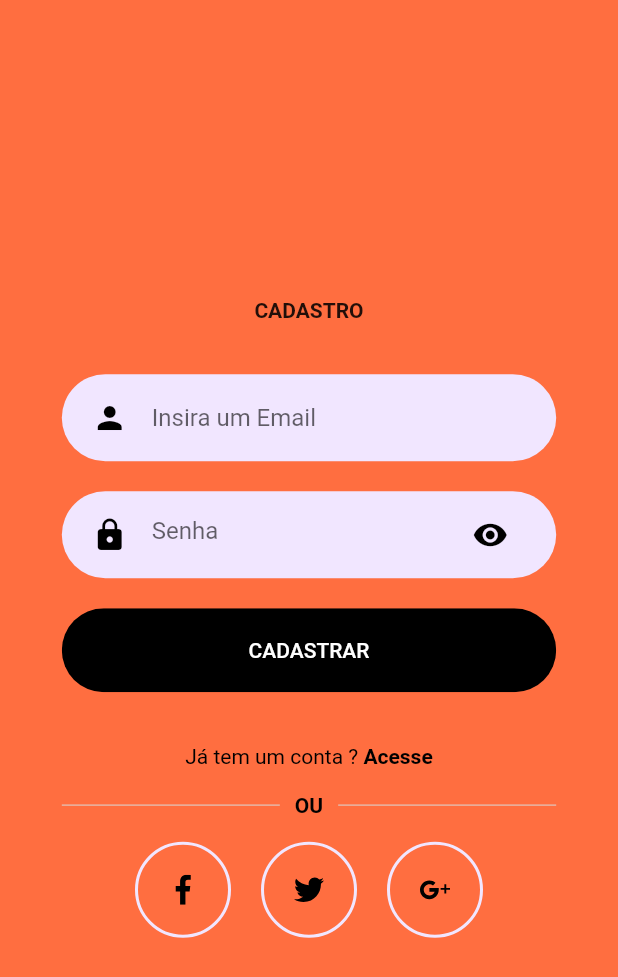
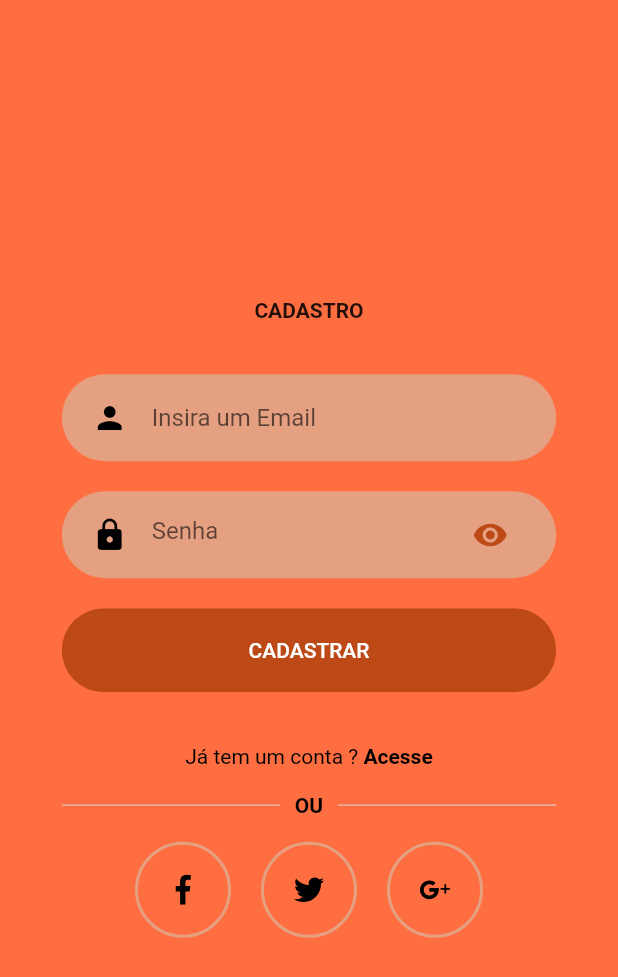
Before and after one commit to xexpablo/easy-plan, a Flutter app: the screen it shows after launch, after a tap on "CADASTRAR", on a phone screen of 412 x 824 dp. Shown: the top 977 px of the screen. Run offline on Flutter 3.47's test engine with Material 2 defaults, Android fonts, the phone set to English and light mode, and no system bars; our stand-ins replace flutter_svg.

Commit message:
colors-mainmenu_positions

```diff
--- a/lib/Screens/Signup/components/or_divider.dart
+++ b/lib/Screens/Signup/components/or_divider.dart
@@ -16,7 +16,7 @@ class OrDivider extends StatelessWidget {
             child: Text(
               "OU",
               style: TextStyle(
-                color: kPrimaryColor,
+                color: kPrimaryLetterColor,
                 fontWeight: FontWeight.w600,
               ),
             ),
--- a/lib/Screens/Welcome/components/background.dart
+++ b/lib/Screens/Welcome/components/background.dart
@@ -14,7 +14,7 @@ class Background extends StatelessWidget {
       height: size.height,
       width: double.infinity,
       child: Stack(
-        alignment: Alignment.center,
+        alignment: Alignment.topCenter,
         children: <Widget>[
           child,
         ],
--- a/lib/Screens/Welcome/components/body.dart
+++ b/lib/Screens/Welcome/components/body.dart
@@ -14,14 +14,14 @@ class Body extends StatelessWidget {
     return Background(
       child: SingleChildScrollView(
         child: Column(
-          mainAxisAlignment: MainAxisAlignment.center,
+          mainAxisAlignment: MainAxisAlignment.start,
           children: <Widget>[
             SizedBox(height: size.height * 0.02),
             SvgPicture.asset(
               "assets/icons/myeasyplan.svg",
               height: size.height * 0.2,
             ),
-            SizedBox(height: size.height * 0.05),
+            SizedBox(height: size.height * 0.2),
             RoundedButton(
               text: "ENTRAR",
               press: () {
--- a/lib/components/already_have_an_account_acheck.dart
+++ b/lib/components/already_have_an_account_acheck.dart
@@ -17,14 +17,14 @@ class AlreadyHaveAnAccountCheck extends StatelessWidget {
       children: <Widget>[
         Text(
           login ? "Não tem uma conta ? " : "Já tem um conta ? ",
-          style: TextStyle(color: kPrimaryColor),
+          style: TextStyle(color: kPrimaryLetterColor),
         ),
         GestureDetector(
           onTap: press,
           child: Text(
             login ? "Cadastre-se" : "Acesse",
             style: TextStyle(
-              color: kPrimaryColor,
+              color: kPrimaryLetterColor,
               fontWeight: FontWeight.bold,
             ),
           ),
--- a/lib/components/rounded_input_field.dart
+++ b/lib/components/rounded_input_field.dart
@@ -22,7 +22,7 @@ class RoundedInputField extends StatelessWidget {
         decoration: InputDecoration(
           icon: Icon(
             icon,
-            color: kPrimaryColor,
+            color: kPrimaryLetterColor,
           ),
           hintText: hintText,
           border: InputBorder.none,
--- a/lib/components/rounded_password_field.dart
+++ b/lib/components/rounded_password_field.dart
@@ -20,7 +20,7 @@ class RoundedPasswordField extends StatelessWidget {
           hintText: "Senha",
           icon: Icon(
             Icons.lock,
-            color: kPrimaryColor,
+            color: kPrimaryLetterColor,
           ),
           suffixIcon: Icon(
             Icons.visibility,
--- a/lib/constants.dart
+++ b/lib/constants.dart
@@ -1,4 +1,5 @@
 import 'package:flutter/material.dart';
 
-const kPrimaryColor = Color(0xFF000000);
-const kPrimaryLightColor = Color(0xFFF1E6FF);
+const kPrimaryColor = Color.fromRGBO(189, 73, 23, 1);
+const kPrimaryLightColor = Color.fromRGBO(229, 160, 130, 1);
+const kPrimaryLetterColor = Color.fromRGBO(0, 0, 0, 1);
```
